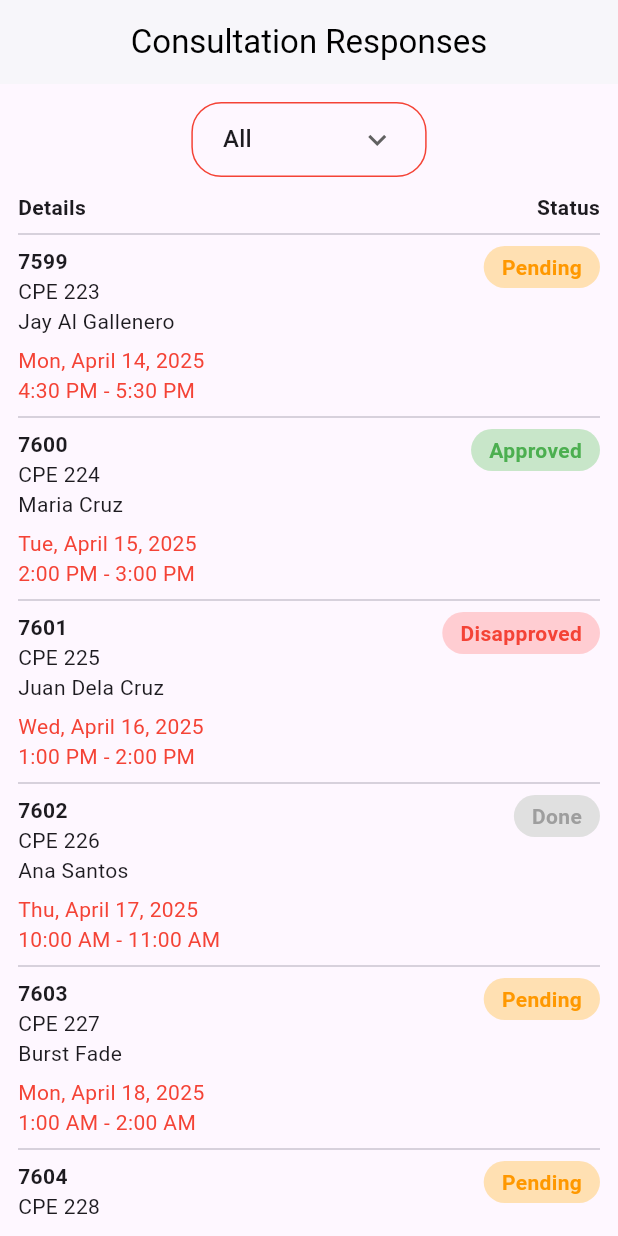
After one commit to allenvincentt/UM-Consultation-App, a Flutter app: the ConsultationResponseView screen opened directly, on a phone screen of 412 x 824 dp. The commit adds this screen. Run offline on Flutter 3.47's test engine with Material 3 defaults, Android fonts, the phone set to English and light mode, and no system bars.

Commit message:
merged all finished view files, though haven't been tested

```diff
--- a/lib/views/faculty_navigation.dart
+++ b/lib/views/faculty_navigation.dart
@@ -16,7 +16,7 @@ class HomeScreenState extends State<HomeScreen> {
 
   final List<Widget> _screens = [
     FacultyView(),  // Requests Screen
-    Container(),    // ayaw lng sa i click or else mag crash ang app HAHAHAHAAHA
+    Container(),    // ayaw lng sa i click ang middle sa buttons or else mag crash ang app HAHAHAHAAHA
     SettingsView(), // Settings Screen
   ];
 
--- /dev/null
+++ b/lib/views/response_view.dart
@@ -0,0 +1,189 @@
+import 'package:flutter/material.dart';
+
+// MODEL FOR CONSUL DATA:>
+class Consultation {
+  final String courseCode;
+  final String courseName;
+  final String facultyName;
+  final String date;
+  final String time;
+  final String status;
+
+  Consultation({
+    required this.courseCode,
+    required this.courseName,
+    required this.facultyName,
+    required this.date,
+    required this.time,
+    required this.status,
+  });
+  factory Consultation.fromList(List<String> data) {
+    return Consultation(
+      courseCode: data[0],
+      courseName: data[1],
+      facultyName: data[2],
+      date: data[3],
+      time: data[4],
+      status: data[5],
+    );
+  }
+}
+//straight from gdrive, haven't been modified, tested and debugged
+class ConsultationResponseView extends StatefulWidget {
+  const ConsultationResponseView({Key? key}) : super(key: key);
+
+  @override
+  _ConsultationResponseViewState createState() =>
+      _ConsultationResponseViewState();
+}
+
+class _ConsultationResponseViewState extends State<ConsultationResponseView> {
+  String selectedStatus = 'All';
+  final Map<String, Map<String, dynamic>> statusStyles = {
+    'Pending': {
+      'color': Colors.orange.shade100,
+      'textColor': Colors.orange,
+    },
+    'Approved': {
+      'color': Colors.green.shade100,
+      'textColor': Colors.green,
+    },
+    'Disapproved': {
+      'color': Colors.red.shade100,
+      'textColor': Colors.red,
+    },
+    'Done': {
+      'color': Colors.grey.shade300,
+      'textColor': Colors.grey,
+    },
+  };
+
+  // EXAMPLE
+  final List<List<String>> consultationData = [
+    ["7599", "CPE 223", "Jay Al Gallenero", "Mon, April 14, 2025", "4:30 PM - 5:30 PM", "Pending"],
+    ["7600", "CPE 224", "Maria Cruz", "Tue, April 15, 2025", "2:00 PM - 3:00 PM", "Approved"],
+    ["7601", "CPE 225", "Juan Dela Cruz", "Wed, April 16, 2025", "1:00 PM - 2:00 PM", "Disapproved"],
+    ["7602", "CPE 226", "Ana Santos", "Thu, April 17, 2025", "10:00 AM - 11:00 AM", "Done"],
+    ["7603", "CPE 227", "Burst Fade", "Mon, April 18, 2025", "1:00 AM - 2:00 AM", "Pending"],
+    ["7604", "CPE 228", "Pa Rin", "Mon, April 19, 2025", "2:00 AM - 3:00 AM", "Pending"],
+    ["7605", "CPE 229", "To Ya", "Mon, April 20, 2025", "4:00 AM - 5:00 AM", "Pending"],
+  ];
+
+  late List<Consultation> consultations;
+
+  @override
+  void initState() {
+    super.initState();
+    // CONVERT EXAMPLE DATA TO CONSULTATION OBJECTS
+    consultations = consultationData
+        .map((data) => Consultation.fromList(data))
+        .toList();
+  }
+
+  @override
+  Widget build(BuildContext context) {
+    // FILTER BASED ON STATUS
+    var filteredConsultations = selectedStatus == 'All'
+        ? consultations
+        : consultations.where((c) => c.status == selectedStatus).toList();
+
+    return Scaffold(
+      appBar: AppBar(
+        automaticallyImplyLeading: false,
+        backgroundColor: Colors.white,
+        title: const Text("Consultation Responses", style: TextStyle(color: Colors.black)),
+        centerTitle: true,
+        elevation: 1,
+      ),
+      body: Padding(
+        padding: const EdgeInsets.all(12),
+        child: Column(
+          children: [
+            // FILTER DROPDOWN
+            Container(
+              padding: const EdgeInsets.symmetric(horizontal: 20),
+              decoration: BoxDecoration(
+                border: Border.all(color: Colors.red),
+                borderRadius: BorderRadius.circular(20),
+              ),
+              child: DropdownButtonHideUnderline(
+                child: DropdownButton<String>(
+                  value: selectedStatus,
+                  icon: const Icon(Icons.keyboard_arrow_down),
+                  items: ['All', 'Pending', 'Approved', 'Disapproved', 'Done']
+                      .map((e) => DropdownMenuItem(value: e, child: Text(e)))
+                      .toList(),
+                  onChanged: (value) {
+                    setState(() {
+                      selectedStatus = value ?? 'All';
+                    });
+                  },
+                ),
+              ),
+            ),
+            const SizedBox(height: 10),
+            // HEADER
+            Row(
+              mainAxisAlignment: MainAxisAlignment.spaceBetween,
+              children: const [
+                Text('Details', style: TextStyle(fontWeight: FontWeight.bold)),
+                Text('Status', style: TextStyle(fontWeight: FontWeight.bold)),
+              ],
+            ),
+            const Divider(),
+            // LIST OF CONSULTATIONS
+            Expanded(
+              child: ListView.builder(
+                itemCount: filteredConsultations.length,
+                itemBuilder: (context, index) {
+                  var consultation = filteredConsultations[index];
+                  var statusStyle = statusStyles[consultation.status]!;
+
+                  return Column(
+                    children: [
+                      Row(
+                        mainAxisAlignment: MainAxisAlignment.spaceBetween,
+                        crossAxisAlignment: CrossAxisAlignment.start,
+                        children: [
+                          // CONSULTATION DETAILS
+                          Column(
+                            crossAxisAlignment: CrossAxisAlignment.start,
+                            children: [
+                              Text(consultation.courseCode, style: const TextStyle(fontWeight: FontWeight.bold)),
+                              Text(consultation.courseName),
+                              Text(consultation.facultyName),
+                              const SizedBox(height: 6),
+                              Text(consultation.date, style: const TextStyle(color: Colors.red)),
+                              Text(consultation.time, style: const TextStyle(color: Colors.red)),
+                            ],
+                          ),
+
+                          // STATUS
+                          Container(
+                            padding: const EdgeInsets.symmetric(horizontal: 12, vertical: 4),
+                            decoration: BoxDecoration(
+                              color: statusStyle["color"],
+                              borderRadius: BorderRadius.circular(16),
+                            ),
+                            child: Text(
+                              consultation.status,
+                              style: TextStyle(
+                                color: statusStyle["textColor"],
+                                fontWeight: FontWeight.bold,
+                              ),
+                            ),
+                          ),
+                        ],
+                      ),
+                      const Divider(),
+                    ],
+                  );
+                },
+              ),
+            ),
+          ],
+        ),
+      ),
+    );
+  }
+}
```
Also changed, not shown: lib/views/home_view.dart (added, +158 -0 lines), lib/views/menu_view.dart (added, +25 -0 lines).
